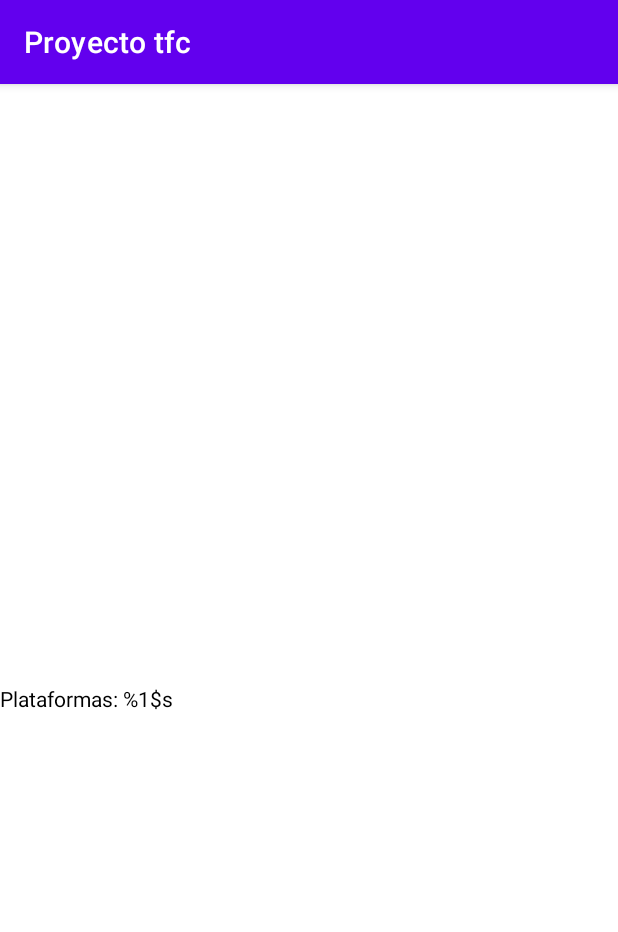
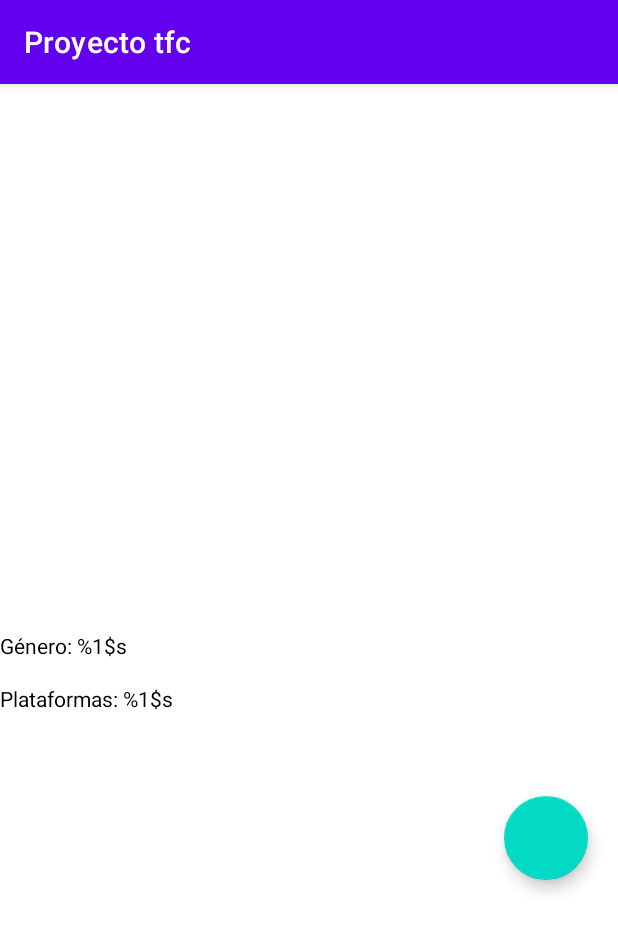
Before and after one commit to Josephvf10/TFC_LDJ, an Android app: the fragment DatosJuegoFragment shown on its own in the app's theme, on a phone screen of 412 x 824 dp. Shown: the top 932 px of the screen. Run offline under Robolectric (Android 15) with nearby library versions, the phone set to English and light mode, and no system bars; our stand-ins replace Firebase (no records; nobody signed in at launch, a user with empty details on screens opened directly); pictures from the network do not load; 2 statements that could not run were skipped.

```diff
--- a/Proyectotfc/app/src/main/java/com/dam/proyectotfc/ui/Juegos/DatosJuegoFragment.java
+++ b/Proyectotfc/app/src/main/java/com/dam/proyectotfc/ui/Juegos/DatosJuegoFragment.java
@@ -1,5 +1,7 @@
 package com.dam.proyectotfc.ui.Juegos;
 
+import android.app.AlertDialog;
+import android.content.DialogInterface;
 import android.os.Bundle;
 
 import androidx.fragment.app.Fragment;
@@ -10,6 +12,7 @@ import android.view.View;
 import android.view.ViewGroup;
 import android.widget.Button;
 import android.widget.ImageView;
+import android.widget.RadioButton;
 import android.widget.TextView;
 
 import com.bumptech.glide.Glide;
@@ -21,6 +24,11 @@ import com.dam.proyectotfc.model.Platform;
 import com.dam.proyectotfc.model.ResultsDetalles;
 import com.dam.proyectotfc.retrofit.APIRestService;
 import com.dam.proyectotfc.retrofit.RetrofitClient;
+import com.google.android.material.floatingactionbutton.FloatingActionButton;
+import com.google.firebase.auth.FirebaseAuth;
+import com.google.firebase.auth.FirebaseUser;
+import com.google.firebase.database.DatabaseReference;
+import com.google.firebase.database.FirebaseDatabase;
 
 import java.util.ArrayList;
 
@@ -29,7 +37,7 @@ import retrofit2.Callback;
 import retrofit2.Response;
 import retrofit2.Retrofit;
 
-public class DatosJuegoFragment extends Fragment {
+public class DatosJuegoFragment extends Fragment implements View.OnClickListener {
 
     private static final String TAG = "FALLO";
     TextView tvNombre;
@@ -38,9 +46,15 @@ public class DatosJuegoFragment extends Fragment {
     TextView tvGen;
     TextView tvPlat;
     String juegoGuid;
-    Button btnVolver;
-    String genero;
-    String plataforma;
+    FloatingActionButton btnEstadoJuego;
+    String genero = "";
+    String plataforma = "";
+    RadioButton rdbJug, rdbCom, rdbAba, rdbOlv;
+
+    FirebaseDatabase fdb;
+    DatabaseReference dbRef;
+    FirebaseAuth fAuth;
+    FirebaseUser user;
 
     public DatosJuegoFragment() {
     }
@@ -63,6 +77,18 @@ public class DatosJuegoFragment extends Fragment {
         tvGen = v.findViewById(R.id.tvGeneroJuegoDetalle);
         tvPlat = v.findViewById(R.id.tvPlataformasJuegoDetalle);
         ivPortada = v.findViewById(R.id.ivPortadaJuegoDetalle);
+        btnEstadoJuego = v.findViewById(R.id.fabEstadoJuego);
+        btnEstadoJuego.setOnClickListener(this);
+        rdbJug = v.findViewById(R.id.rdbJugado);
+        rdbCom = v.findViewById(R.id.rdbCompletado);
+        rdbAba = v.findViewById(R.id.rdbAbandonado);
+        rdbOlv = v.findViewById(R.id.rdbOlvidado);
+
+        fAuth = FirebaseAuth.getInstance();
+        user = fAuth.getCurrentUser();
+        fdb = FirebaseDatabase.getInstance();
+        dbRef = fdb.getReference();
+
 
         Retrofit r = RetrofitClient.getClient(APIRestService.BASE_URL);
         APIRestService ars = r.create(APIRestService.class);
@@ -86,11 +112,11 @@ public class DatosJuegoFragment extends Fragment {
                        tvDes.setText(juegoD.getDescription());
                    }
                     for (Genre gen: juegoD.getGenres()) {
-                        genero += gen.getName();
+                        genero += gen.getName() + "\t";
                     }
                     tvGen.setText(String.format(getResources().getString(R.string.tv_genero_juego_detalle),genero));
                     for (Platform plat: juegoD.getPlatforms()) {
-                        plataforma += plat.getName();
+                        plataforma += plat.getName() + "\t";
                     }
                     tvPlat.setText(String.format(getResources().getString(R.string.tv_plataformas_juego_detalle),plataforma));
                 }
@@ -104,4 +130,46 @@ public class DatosJuegoFragment extends Fragment {
 
         return v;
     }
+
+    @Override
+    public void onClick(View view) {
+        AlertDialog.Builder builder = new AlertDialog.Builder(getContext());
+        View v = getActivity().getLayoutInflater().inflate(R.layout.dialog_estado_layout, null);
+        builder.setView(v);
+        builder.setTitle(R.string.title_estado_juego_dialog);
+        builder.setPositiveButton(R.string.dialog_ok,
+                new DialogInterface.OnClickListener() {
+            @Override
+            public void onClick(DialogInterface dialog, int i) {
+                if (view.getId() == R.id.rdgEstadoJuegos) {
+                    validar();
+                }
+                dialog.dismiss();
+            }
+        });
+
+        builder.setNegativeButton(R.string.dialog_ok_no,
+                new DialogInterface.OnClickListener() {
+            @Override
+            public void onClick(DialogInterface dialog, int i) {
+                dialog.dismiss();
+            }
+        });
+
+        builder.create().show();
+
+    }
+
+    private void validar() {
+        if (rdbJug.isChecked()){
+            dbRef.child("usuarios").child(user.getUid()).child("listaJugados").setValue("hola");
+
+        } else if (rdbCom.isChecked()) {
+
+        } else if (rdbAba.isChecked()) {
+
+        } else if (rdbOlv.isChecked()){
+
+        }
+    }
 }
--- a/Proyectotfc/app/src/main/res/layout/fragment_datos_juego.xml
+++ b/Proyectotfc/app/src/main/res/layout/fragment_datos_juego.xml
@@ -1,5 +1,5 @@
 <?xml version="1.0" encoding="utf-8"?>
-<FrameLayout xmlns:android="http://schemas.android.com/apk/res/android"
+<androidx.coordinatorlayout.widget.CoordinatorLayout xmlns:android="http://schemas.android.com/apk/res/android"
     xmlns:tools="http://schemas.android.com/tools"
     android:layout_width="match_parent"
     android:layout_height="wrap_content"
@@ -38,6 +38,7 @@
                 android:layout_width="match_parent"
                 android:layout_height="wrap_content"
                 android:layout_marginTop="@dimen/margen"
+                android:text="@string/tv_genero_juego_detalle"
                 android:textColor="@color/black"/>
 
             <TextView
@@ -54,7 +55,16 @@
                 android:layout_marginTop="@dimen/margen"
                 android:textColor="@color/black" />
 
+            <com.google.android.material.floatingactionbutton.FloatingActionButton
+                android:id="@+id/fabEstadoJuego"
+                android:layout_width="wrap_content"
+                android:layout_height="wrap_content"
+                android:layout_gravity="end|bottom"
+                android:contentDescription="@string/estado_del_juego"
+                android:layout_margin="20dp" />
         </LinearLayout>
+
+
     </androidx.core.widget.NestedScrollView>
 
-</FrameLayout>
+</androidx.coordinatorlayout.widget.CoordinatorLayout>
--- a/Proyectotfc/app/src/main/res/values/strings.xml
+++ b/Proyectotfc/app/src/main/res/values/strings.xml
@@ -38,4 +38,13 @@
     <!-- TODO: Remove or change this placeholder text -->
     <string name="hello_blank_fragment">Hello blank fragment</string>
     <string name="no_descripcion">No hay descripción larga disponible</string>
+    <string name="estado_del_juego">Estado del juego</string>
+    <string name="title_estado_juego_dialog">Estado del juego</string>
+    <string name="rdb_jugado">Lo he jugado</string>
+    <string name="tv_info_juego_estado">Elige el estado del videojuego</string>
+    <string name="rdb_completado">Lo he completado</string>
+    <string name="rdb_abandono">Lo he abandonado</string>
+    <string name="rdb_olvido">Lo he olvidado</string>
+    <string name="dialog_ok">Aceptar</string>
+    <string name="dialog_ok_no">Cancelar</string>
 </resources>
```
Also changed, not shown: Proyectotfc/app/src/main/java/com/dam/proyectotfc/RegistroActivity.java (+8 -1 lines), Proyectotfc/app/src/main/java/com/dam/proyectotfc/model/Usuario.java (+43 -1 lines), Proyectotfc/app/src/main/res/layout/dialog_estado_layout.xml (added, +40 -0 lines).
